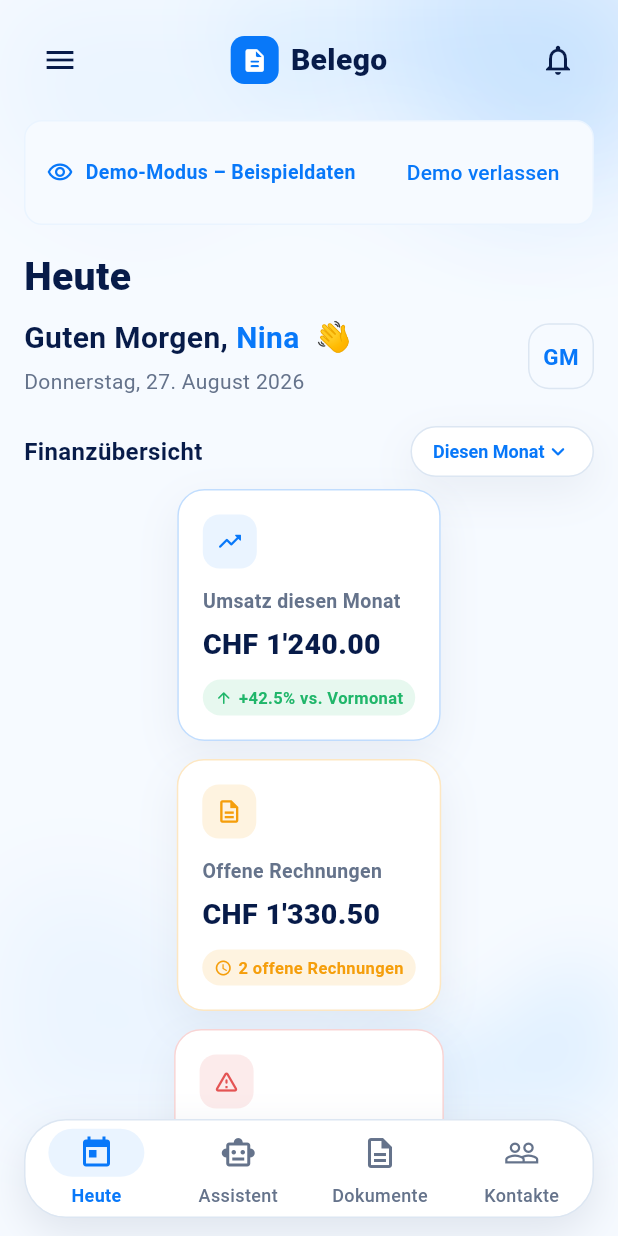
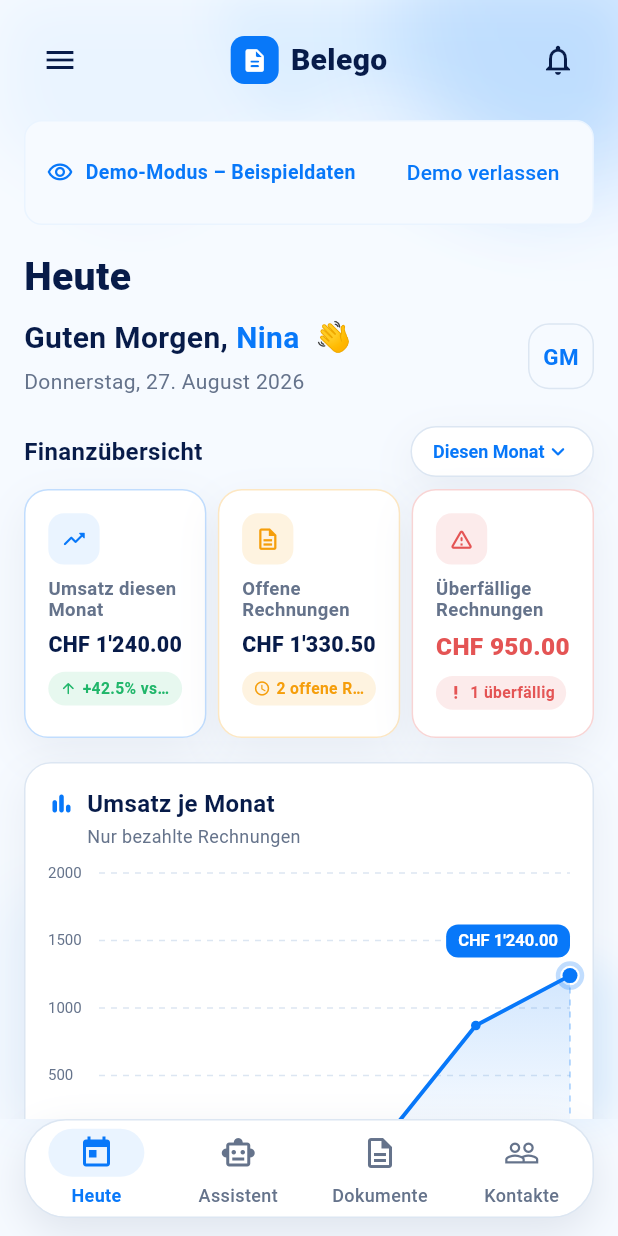
Before and after one commit to scolt1212/belego-app, a Flutter app: the screen it shows after launch, after a tap on "Demo ansehen", on a phone screen of 412 x 824 dp. Run offline on Flutter 3.47's test engine with Material 3 defaults, Android fonts, the phone set to English and light mode, and no system bars; our stand-ins replace image_picker.

Commit message:
feat: improve mobile finance layout and wave animation

```diff
--- a/lib/screens/today/widgets/finance_overview_section.dart
+++ b/lib/screens/today/widgets/finance_overview_section.dart
@@ -6,7 +6,10 @@
 
 /// Drei Karten mit Umsatz, offenen und überfälligen Rechnungen – berechnet
 /// aus den tatsächlich gespeicherten Rechnungen, siehe `TodayScreen` für die
-/// genaue Berechnung.
+/// genaue Berechnung. Bleiben auf jeder Smartphonebreite nebeneinander (siehe
+/// [_FinanceCard]); es gibt bewusst keine gestapelte Variante mehr, damit nie
+/// eine Karte ausserhalb des Bildschirms liegt oder seitlich gescrollt
+/// werden müsste.
 class FinanceOverviewSection extends StatelessWidget {
   const FinanceOverviewSection({
     super.key,
@@ -46,7 +49,11 @@
   Widget build(BuildContext context) {
     return LayoutBuilder(
       builder: (context, constraints) {
-        final isWide = constraints.maxWidth >= 640;
+        // Stetiger Skalierungsfaktor statt fester Haltepunkte (z.B. „nur bei
+        // 375px“): 400 logische Pixel gelten als komfortable Breite für drei
+        // Karten, darunter wird alles proportional kompakter, nach oben hin
+        // wächst nichts mehr über die Komfort-Grösse hinaus.
+        final scale = (constraints.maxWidth / 400).clamp(0.6, 1.0);
         final revenueBadge = revenueRappen == 0
             ? _FinanceBadge(
                 icon: Icons.info_outline,
@@ -84,6 +91,7 @@
             title: revenueTitle,
             valueRappen: revenueRappen,
             badge: revenueBadge,
+            scale: scale,
           ),
           _FinanceCard(
             key: const Key('finance_card_open'),
@@ -103,6 +111,7 @@
               bg: AppColors.privateOrangeBg,
             ),
             onTap: onTapOpen,
+            scale: scale,
           ),
           _FinanceCard(
             key: const Key('finance_card_overdue'),
@@ -125,27 +134,21 @@
             ),
             onTap: onTapOverdue,
             emphasize: overdueCount > 0,
+            scale: scale,
           ),
         ];
 
-        if (!isWide) {
-          return Column(
+        final gap = (8 * scale).clamp(4.0, 8.0);
+        return IntrinsicHeight(
+          child: Row(
+            crossAxisAlignment: CrossAxisAlignment.stretch,
             children: [
               for (int i = 0; i < cards.length; i++) ...[
-                if (i > 0) const SizedBox(height: 12),
-                cards[i],
-              ],
-            ],
-          );
-        }
-        return Row(
-          crossAxisAlignment: CrossAxisAlignment.start,
-          children: [
-            for (int i = 0; i < cards.length; i++) ...[
-              if (i > 0) const SizedBox(width: 12),
+                if (i > 0) SizedBox(width: gap),
                 Expanded(child: cards[i]),
               ],
             ],
+          ),
         );
       },
     );
@@ -175,6 +178,7 @@
     required this.title,
     required this.valueRappen,
     required this.badge,
+    required this.scale,
     this.onTap,
     this.emphasize = false,
   });
@@ -185,12 +189,24 @@
   final String title;
   final int valueRappen;
   final _FinanceBadge badge;
+  final double scale;
   final VoidCallback? onTap;
   final bool emphasize;
+
+  /// Skaliert [base] mit [scale], nie unter [min] – so bleibt jedes Element
+  /// auch auf sehr schmalen Geräten noch klar erkennbar statt zu
+  /// verschwinden.
+  double _s(double base, double min) => (base * scale).clamp(min, base);
 
   @override
   Widget build(BuildContext context) {
     final reduceMotion = MediaQuery.of(context).disableAnimations;
+    final iconBoxSize = _s(36, 24);
+    final iconSize = _s(18, 13);
+    final titleFontSize = _s(13, 10.5);
+    final valueFontSize = _s(19, 14);
+    final badgeFontSize = _s(11, 8.5);
+    final badgeIconSize = _s(12, 9);
     return Semantics(
       button: onTap != null,
       label: '$title: ${Money.formatRappen(valueRappen)}. ${badge.text}',
@@ -199,7 +215,7 @@
         child: Container(
           decoration: BoxDecoration(
             color: AppColors.surface,
-            borderRadius: BorderRadius.circular(18),
+            borderRadius: BorderRadius.circular(16),
             border: Border.all(
               color: tint == AppColors.surface
                   ? AppColors.border
@@ -208,39 +224,47 @@
             boxShadow: AppShadows.card,
           ),
           child: Padding(
-            padding: const EdgeInsets.all(16),
+            padding: EdgeInsets.all(_s(16, 8)),
             child: Column(
               crossAxisAlignment: CrossAxisAlignment.start,
+              mainAxisSize: MainAxisSize.min,
               children: [
                 Container(
-                  width: 36,
-                  height: 36,
+                  width: iconBoxSize,
+                  height: iconBoxSize,
                   decoration: BoxDecoration(
                     color: tint,
-                    borderRadius: BorderRadius.circular(11),
+                    borderRadius: BorderRadius.circular(_s(11, 7)),
                   ),
-                  child: Icon(icon, size: 18, color: accent),
+                  child: Icon(icon, size: iconSize, color: accent),
                 ),
-                const SizedBox(height: 12),
+                SizedBox(height: _s(10, 5)),
                 Text(
                   title,
-                  style: const TextStyle(
-                    fontSize: 13,
+                  maxLines: 2,
+                  overflow: TextOverflow.ellipsis,
+                  style: TextStyle(
+                    fontSize: titleFontSize,
                     fontWeight: FontWeight.w600,
+                    height: 1.15,
                     color: AppColors.textSecondary,
                   ),
                 ),
-                const SizedBox(height: 6),
+                SizedBox(height: _s(6, 3)),
                 TweenAnimationBuilder<double>(
                   tween: Tween(begin: 0, end: valueRappen.toDouble()),
                   duration: reduceMotion
                       ? Duration.zero
                       : const Duration(milliseconds: 700),
                   curve: Curves.easeOutCubic,
-                  builder: (context, animatedValue, child) => Text(
+                  builder: (context, animatedValue, child) => FittedBox(
+                    fit: BoxFit.scaleDown,
+                    alignment: Alignment.centerLeft,
+                    child: Text(
                       Money.formatRappen(animatedValue.round()),
+                      maxLines: 1,
                       style: TextStyle(
-                      fontSize: 19,
+                        fontSize: valueFontSize,
                         fontWeight: FontWeight.w800,
                         color: emphasize
                             ? AppColors.danger
@@ -248,11 +272,12 @@
                       ),
                     ),
                   ),
-                const SizedBox(height: 10),
+                ),
+                SizedBox(height: _s(8, 4)),
                 Container(
-                  padding: const EdgeInsets.symmetric(
-                    horizontal: 8,
-                    vertical: 4,
+                  padding: EdgeInsets.symmetric(
+                    horizontal: _s(8, 5),
+                    vertical: _s(4, 2),
                   ),
                   decoration: BoxDecoration(
                     color: badge.bg,
@@ -261,14 +286,15 @@
                   child: Row(
                     mainAxisSize: MainAxisSize.min,
                     children: [
-                      Icon(badge.icon, size: 12, color: badge.color),
-                      const SizedBox(width: 4),
+                      Icon(badge.icon, size: badgeIconSize, color: badge.color),
+                      SizedBox(width: _s(4, 2)),
                       Flexible(
                         child: Text(
                           badge.text,
+                          maxLines: 1,
                           overflow: TextOverflow.ellipsis,
                           style: TextStyle(
-                            fontSize: 11,
+                            fontSize: badgeFontSize,
                             fontWeight: FontWeight.w700,
                             color: badge.color,
                           ),
--- a/lib/screens/today/widgets/hero_background.dart
+++ b/lib/screens/today/widgets/hero_background.dart
@@ -8,29 +8,102 @@
 /// `TodayScreen`, das dies als unterste Ebene in einem `Stack` hinter dem
 /// scrollbaren Inhalt platziert). Bewusst als `CustomPainter` statt
 /// eingebetteter Bilddateien umgesetzt.
-class HeroBackground extends StatelessWidget {
+///
+/// Baut sich beim ersten Öffnen innerhalb einer App-Sitzung einmalig sanft
+/// auf (leichte Positionsbewegung + Einblenden, ~900ms) und steht danach
+/// vollständig still – kein Loop, kein dauerhafter Ticker. Da `TodayScreen`
+/// innerhalb eines `IndexedStack` lebt, bleibt dieser State beim Wechsel
+/// zwischen den unteren Tabs erhalten, wodurch die Animation dort nicht neu
+/// startet. Respektiert `MediaQuery.disableAnimations` (reduzierte
+/// Bewegung): in diesem Fall erscheinen die Wellen sofort in ihrer
+/// Endposition.
+class HeroBackground extends StatefulWidget {
   const HeroBackground({super.key});
 
   @override
+  State<HeroBackground> createState() => _HeroBackgroundState();
+}
+
+class _HeroBackgroundState extends State<HeroBackground>
+    with SingleTickerProviderStateMixin {
+  late final AnimationController _controller;
+  late final Animation<double> _progress;
+  bool _started = false;
+
+  @override
+  void initState() {
+    super.initState();
+    _controller = AnimationController(
+      vsync: this,
+      duration: const Duration(milliseconds: 900),
+    );
+    _progress = CurvedAnimation(
+      parent: _controller,
+      curve: Curves.easeOutCubic,
+    );
+  }
+
+  @override
+  void didChangeDependencies() {
+    super.didChangeDependencies();
+    // Nur beim allerersten Aufbau dieses States starten (einmal pro
+    // App-Sitzung, siehe Klassendokumentation) – MediaQuery ist in
+    // initState() noch nicht sicher verfügbar, daher hier statt dort.
+    if (_started) return;
+    _started = true;
+    if (MediaQuery.of(context).disableAnimations) {
+      _controller.value = 1;
+    } else {
+      _controller.forward();
+    }
+  }
+
+  @override
+  void dispose() {
+    _controller.dispose();
+    super.dispose();
+  }
+
+  @override
   Widget build(BuildContext context) {
-    return const IgnorePointer(
+    return IgnorePointer(
       child: RepaintBoundary(
-        child: SizedBox.expand(child: CustomPaint(painter: _WavePainter())),
+        child: SizedBox.expand(
+          child: AnimatedBuilder(
+            animation: _progress,
+            builder: (context, _) =>
+                CustomPaint(painter: _WavePainter(progress: _progress.value)),
+          ),
+        ),
       ),
     );
   }
 }
 
 class _WavePainter extends CustomPainter {
-  const _WavePainter();
+  const _WavePainter({required this.progress});
+
+  /// 0 = Startzustand (leicht verschoben, unsichtbar), 1 = Endzustand
+  /// (fertige Position, volle Deckkraft). Bereits ge-eased.
+  final double progress;
 
   @override
   void paint(Canvas canvas, Size size) {
-    _paintTopWaves(canvas, size);
-    _paintBottomWaves(canvas, size);
+    // Dezente Positionsbewegung: die Wellen gleiten aus einer leicht
+    // abgesetzten Position sanft in ihre endgültige Lage.
+    final settle = (1 - progress) * 18;
+    canvas.save();
+    canvas.translate(0, settle);
+    _paintTopWaves(canvas, size, progress);
+    canvas.restore();
+
+    canvas.save();
+    canvas.translate(0, -settle);
+    _paintBottomWaves(canvas, size, progress);
+    canvas.restore();
   }
 
-  void _paintTopWaves(Canvas canvas, Size size) {
+  void _paintTopWaves(Canvas canvas, Size size, double alpha) {
     final w = size.width;
     final h = size.height;
 
@@ -46,8 +119,8 @@
     canvas.drawPath(
       back,
       Paint()
-        ..color = AppColors.sky100.withValues(alpha: 0.95)
-        ..maskFilter = const MaskFilter.blur(BlurStyle.normal, 34),
+        ..color = AppColors.sky100.withValues(alpha: alpha)
+        ..maskFilter = const MaskFilter.blur(BlurStyle.normal, 20),
     );
 
     // Zweite, etwas kräftigere Welle oben rechts – erzeugt die
@@ -62,8 +135,8 @@
     canvas.drawPath(
       front,
       Paint()
-        ..color = AppColors.waveSecondary.withValues(alpha: 0.85)
-        ..maskFilter = const MaskFilter.blur(BlurStyle.normal, 26),
+        ..color = AppColors.waveSecondary.withValues(alpha: 0.95 * alpha)
+        ..maskFilter = const MaskFilter.blur(BlurStyle.normal, 16),
     );
 
     // Feiner, kräftiger Akzentschimmer ganz oben rechts (Belego-Blau, sehr
@@ -72,12 +145,12 @@
       Offset(w * 0.92, h * 0.02),
       w * 0.28,
       Paint()
-        ..color = AppColors.sky500.withValues(alpha: 0.10)
-        ..maskFilter = const MaskFilter.blur(BlurStyle.normal, 40),
+        ..color = AppColors.sky500.withValues(alpha: 0.14 * alpha)
+        ..maskFilter = const MaskFilter.blur(BlurStyle.normal, 30),
     );
   }
 
-  void _paintBottomWaves(Canvas canvas, Size size) {
+  void _paintBottomWaves(Canvas canvas, Size size, double alpha) {
     final w = size.width;
     final h = size.height;
 
@@ -90,8 +163,8 @@
     canvas.drawPath(
       back,
       Paint()
-        ..color = AppColors.sky100.withValues(alpha: 0.9)
-        ..maskFilter = const MaskFilter.blur(BlurStyle.normal, 32),
+        ..color = AppColors.sky100.withValues(alpha: 0.95 * alpha)
+        ..maskFilter = const MaskFilter.blur(BlurStyle.normal, 18),
     );
 
     final front = Path()
@@ -104,11 +177,12 @@
     canvas.drawPath(
       front,
       Paint()
-        ..color = AppColors.waveSecondary.withValues(alpha: 0.8)
-        ..maskFilter = const MaskFilter.blur(BlurStyle.normal, 24),
+        ..color = AppColors.waveSecondary.withValues(alpha: 0.9 * alpha)
+        ..maskFilter = const MaskFilter.blur(BlurStyle.normal, 14),
     );
   }
 
   @override
-  bool shouldRepaint(covariant _WavePainter oldDelegate) => false;
+  bool shouldRepaint(covariant _WavePainter oldDelegate) =>
+      oldDelegate.progress != progress;
 }
```
Also changed, not shown: 1 other file. Lines whose indentation alone changed are shown as unchanged.
